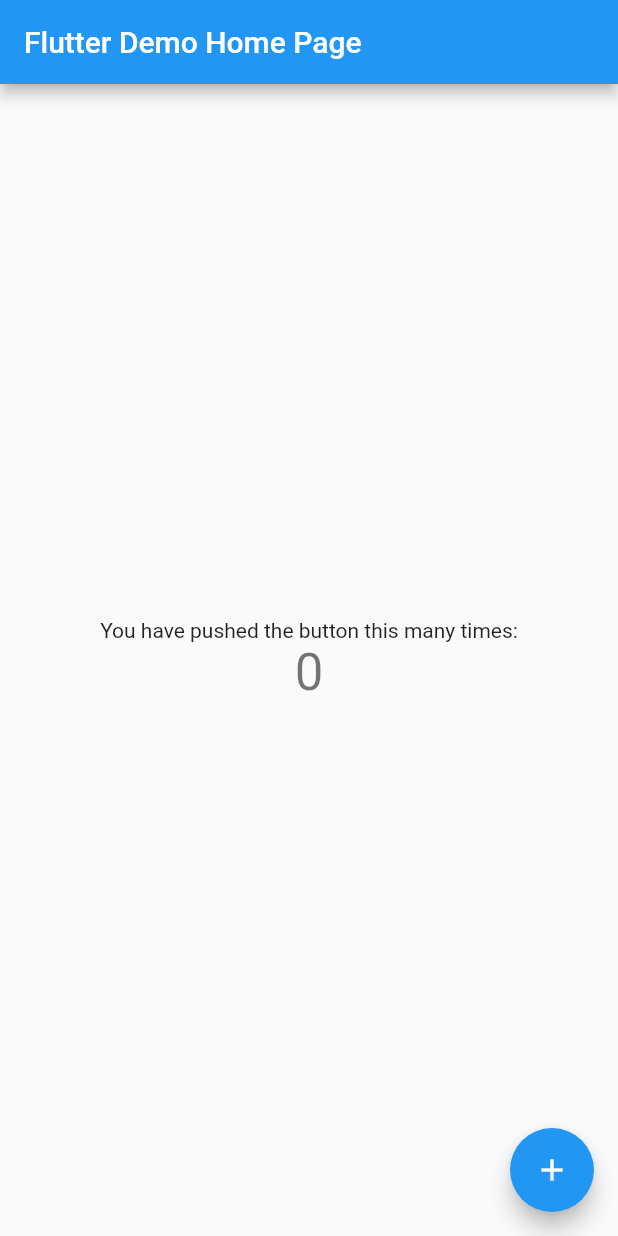
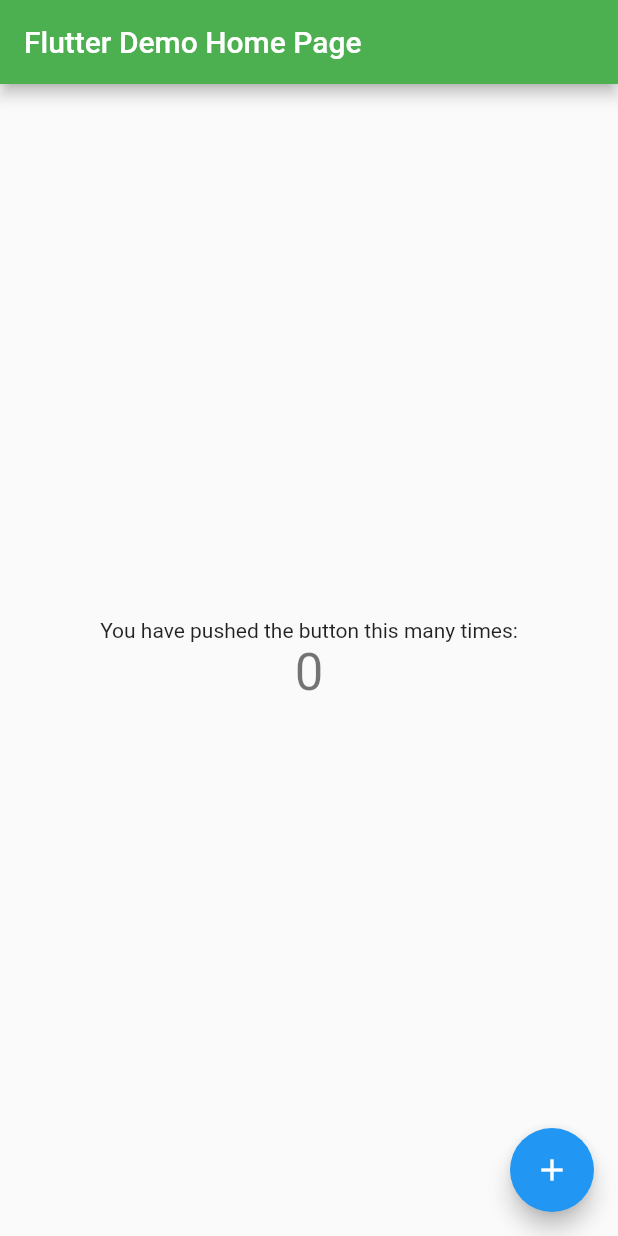
Before and after one commit to yuran09/devops-automation-tests, a Flutter app: the screen it shows after launch, on a phone screen of 412 x 824 dp. Run offline on Flutter 3.47's test engine with Material 2 defaults, Android fonts, the phone set to English and light mode, and no system bars.

Commit message:
changed app bar color and removed pubspec's flutter unecessary dependencies

```diff
--- a/lib/main.dart
+++ b/lib/main.dart
@@ -71,6 +71,7 @@ class _MyHomePageState extends State<MyHomePage> {
     // than having to individually change instances of widgets.
     return Scaffold(
       appBar: AppBar(
+        backgroundColor: Colors.green,
         // Here we take the value from the MyHomePage object that was created by
         // the App.build method, and use it to set our appbar title.
         title: Text(widget.title),
```
Also changed, not shown: pubspec.yaml (+0 -10 lines), pubspec.lock.
